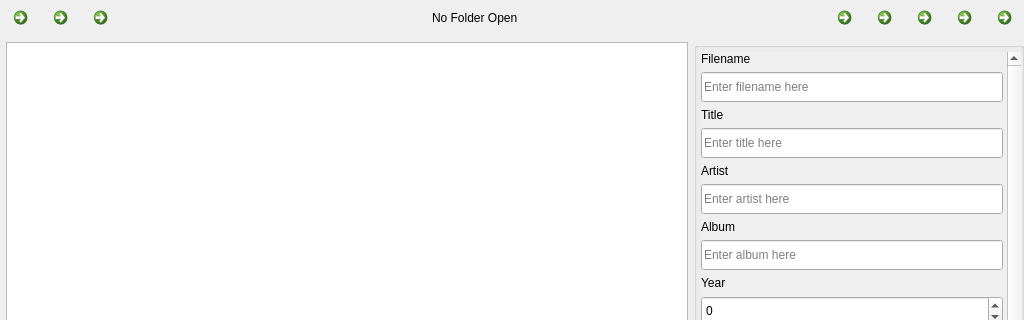
NickvisionApps/Tagger, file NickvisionTagger/UI/Views/TaggerPage.ui: the form before one commit; both pictures show x 0 to 1024 and y 0 to 320 of the 1024 by 654 pixel window.
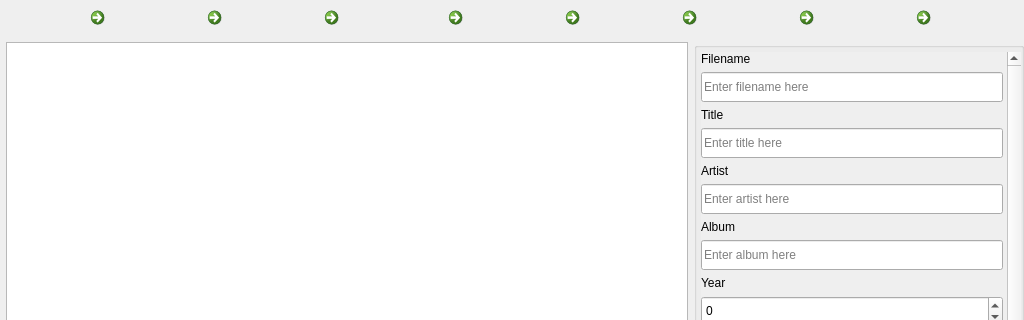
The form after the commit. Icons and pictures are not drawn.

Commit message: Added Status To TitleBar

Diff of the .ui file:
```diff
--- a/NickvisionTagger/UI/Views/TaggerPage.ui
+++ b/NickvisionTagger/UI/Views/TaggerPage.ui
@@ -85,37 +85,11 @@
        </property>
       </widget>
      </item>
-     <item>
-      <spacer name="horizontalSpacer_5">
-       <property name="orientation">
-        <enum>Qt::Horizontal</enum>
-       </property>
-       <property name="sizeHint" stdset="0">
-        <size>
-         <width>40</width>
-         <height>20</height>
-        </size>
-       </property>
-      </spacer>
-     </item>
-     <item>
-      <widget class="QLabel" name="txtStatus">
-       <property name="text">
-        <string>No Folder Open</string>
-       </property>
-      </widget>
-     </item>
      <item>
       <spacer name="horizontalSpacer">
        <property name="orientation">
         <enum>Qt::Horizontal</enum>
        </property>
-       <property name="sizeHint" stdset="0">
-        <size>
-         <width>40</width>
-         <height>20</height>
-        </size>
-       </property>
       </spacer>
      </item>
      <item>
```
The commit also changes 4 other files.
